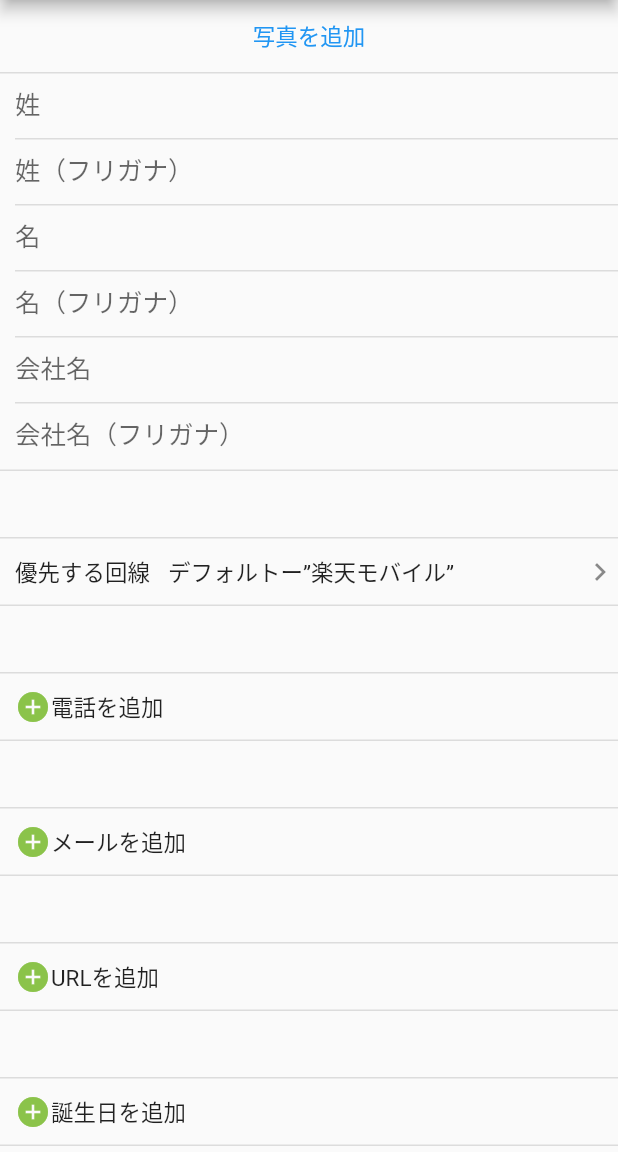
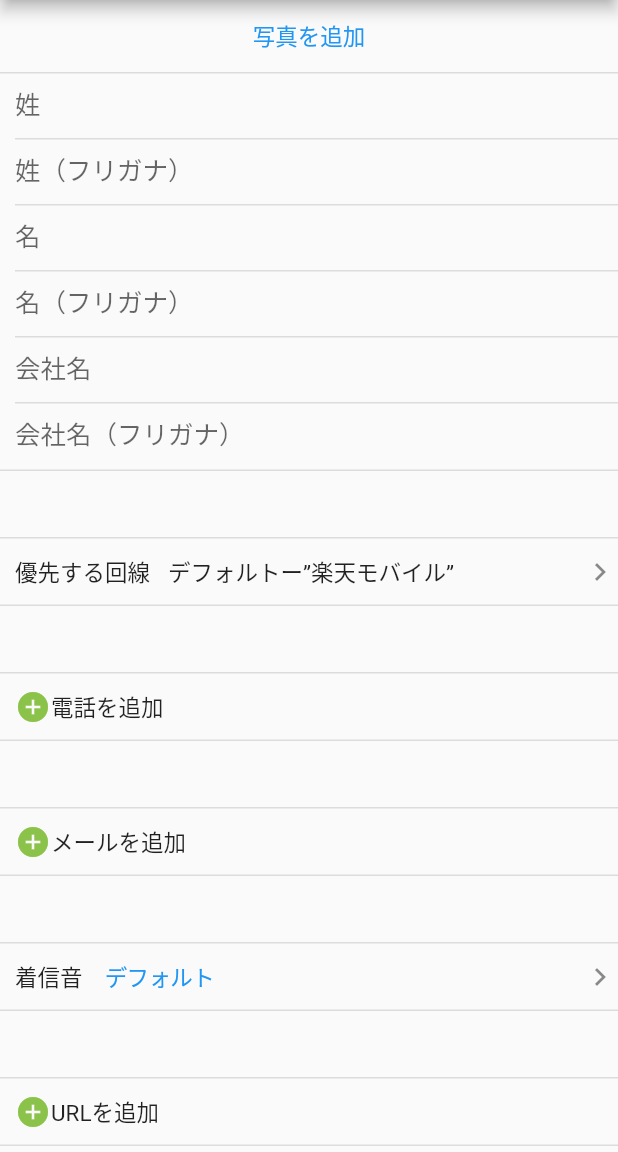
Before and after one commit to Aniokrait/mock_ios_phone_app, a Flutter app: the NewContactPage screen opened by its route, after a tap on the "remove circle" icon, on a phone screen of 412 x 824 dp, the part 84-1236 px from its top. Run offline on Flutter 3.47's test engine with Material 2 defaults, Android fonts, the phone set to English and light mode, and no system bars; our stand-ins replace flutter_riverpod.

Commit message:
WIP 着信音ページ作成中

```diff
--- a/lib/main.dart
+++ b/lib/main.dart
@@ -3,6 +3,7 @@ import 'package:flutter_riverpod/flutter_riverpod.dart';
 import 'package:mock_ios_phone_app/pages/new_contact_page.dart';
 import 'package:mock_ios_phone_app/pages/pages.dart';
 import 'package:flutter_localizations/flutter_localizations.dart';
+import 'package:mock_ios_phone_app/pages/ring_tone_page.dart';
 
 
 void main() {
@@ -26,6 +27,11 @@ class MyApp extends StatelessWidget {
           case 'new-contact':
             return MaterialPageRoute(
               builder: (context) => const NewContactPage(),
+              fullscreenDialog: true,
+            );
+          case 'ring-tone':
+            return MaterialPageRoute(
+              builder: (context) => const RingTonePage(),
               fullscreenDialog: true,
             );
         }
--- a/lib/pages/new_contact_page.dart
+++ b/lib/pages/new_contact_page.dart
@@ -69,7 +69,10 @@ class _ContactForm extends ConsumerWidget {
                   height: itemHeight,
                 ),
                 // 着信音
-
+                _RingTone(),
+                SizedBox(
+                  height: itemHeight,
+                ),
                 // メッセージ
 
                 // URL
@@ -339,6 +342,41 @@ class _EmailField extends ConsumerWidget {
   }
 }
 
+class _RingTone extends ConsumerWidget {
+  const _RingTone({Key? key}) : super(key: key);
+
+  @override
+  Widget build(BuildContext context, WidgetRef ref) {
+    return DecoratedContainer(
+      child: SizedBox(
+        height: itemHeight,
+        child: Row(
+          children: [
+            const Text('着信音'),
+            const SizedBox(
+              width: 15,
+            ),
+            CupertinoButton(
+                padding: const EdgeInsets.symmetric(vertical: 10),
+                child: const Text(
+                  'デフォルト',
+                  style: TextStyle(fontSize: 15),
+                ),
+                onPressed: () {
+                  Navigator.pushNamed(context, 'ring-tone');
+                }),
+            const Spacer(),
+            const Icon(
+              Icons.chevron_right,
+              color: Colors.black45,
+            ),
+          ],
+        ),
+      ),
+    );
+  }
+}
+
 class _UrlField extends ConsumerWidget {
   const _UrlField({Key? key}) : super(key: key);
 
@@ -407,8 +445,6 @@ class _UrlField extends ConsumerWidget {
   }
 }
 
-//final birthdayProvider = StateProvider((ref) => DateTime(2016, 10, 26));
-
 class _BirthdayField extends ConsumerWidget {
   const _BirthdayField({Key? key}) : super(key: key);
 
@@ -441,7 +477,9 @@ class _BirthdayField extends ConsumerWidget {
           (index, element) => Container(
             decoration: BoxDecoration(
               border: Border(
-                bottom: index < 1 ? const BorderSide(color: lineColor) : BorderSide.none,
+                bottom: index < 1
+                    ? const BorderSide(color: lineColor)
+                    : BorderSide.none,
               ),
             ),
             child: SizedBox(
@@ -495,7 +533,9 @@ class _BirthdayField extends ConsumerWidget {
                         initialDateTime: DateTime.now(),
                         mode: CupertinoDatePickerMode.date,
                         onDateTimeChanged: (DateTime newDate) {
-                          ref.read(birthdayTypesProvider.notifier).updateDate(index, newDate);
+                          ref
+                              .read(birthdayTypesProvider.notifier)
+                              .updateDate(index, newDate);
                         },
                       ),
                     ),
@@ -597,7 +637,9 @@ class _DateField extends ConsumerWidget {
                         initialDateTime: DateTime.now(),
                         mode: CupertinoDatePickerMode.date,
                         onDateTimeChanged: (DateTime newDate) {
-                          ref.read(dateTypesProvider.notifier).updateDate(index, newDate);
+                          ref
+                              .read(dateTypesProvider.notifier)
+                              .updateDate(index, newDate);
                         },
                       ),
                     ),
```
Also changed, not shown: lib/pages/ring_tone_page.dart (added, +218 -0 lines).
